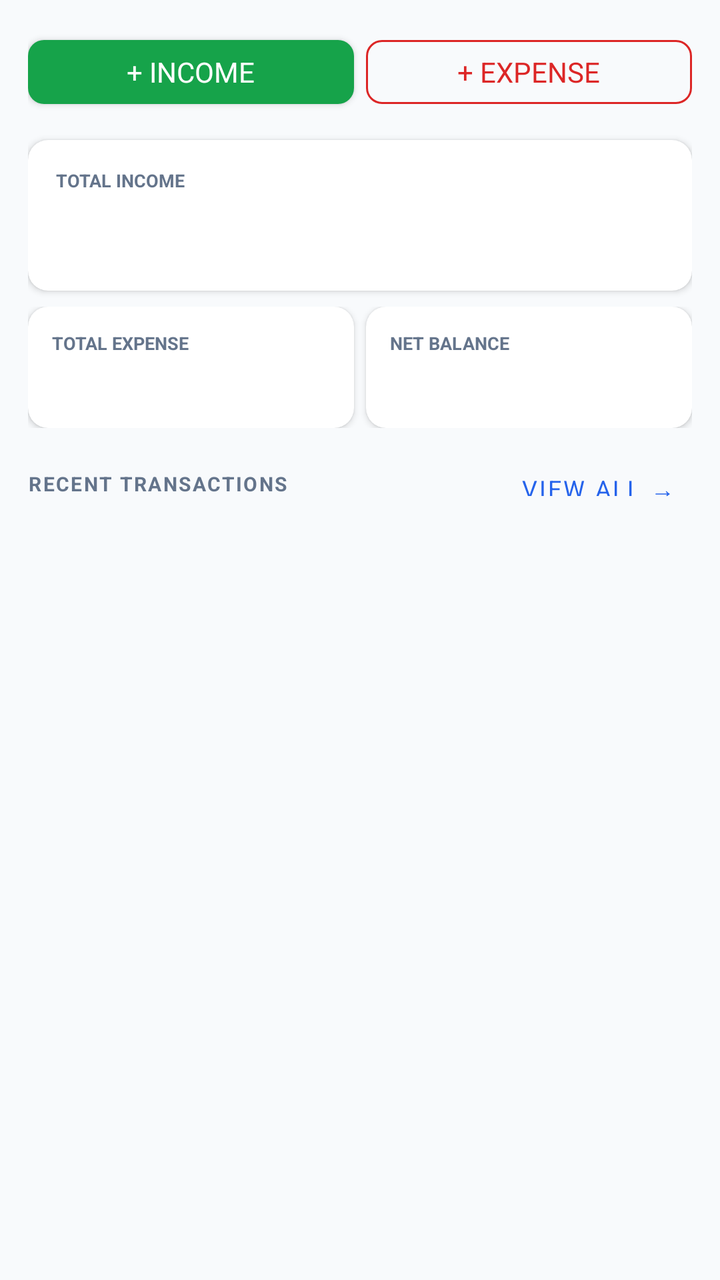
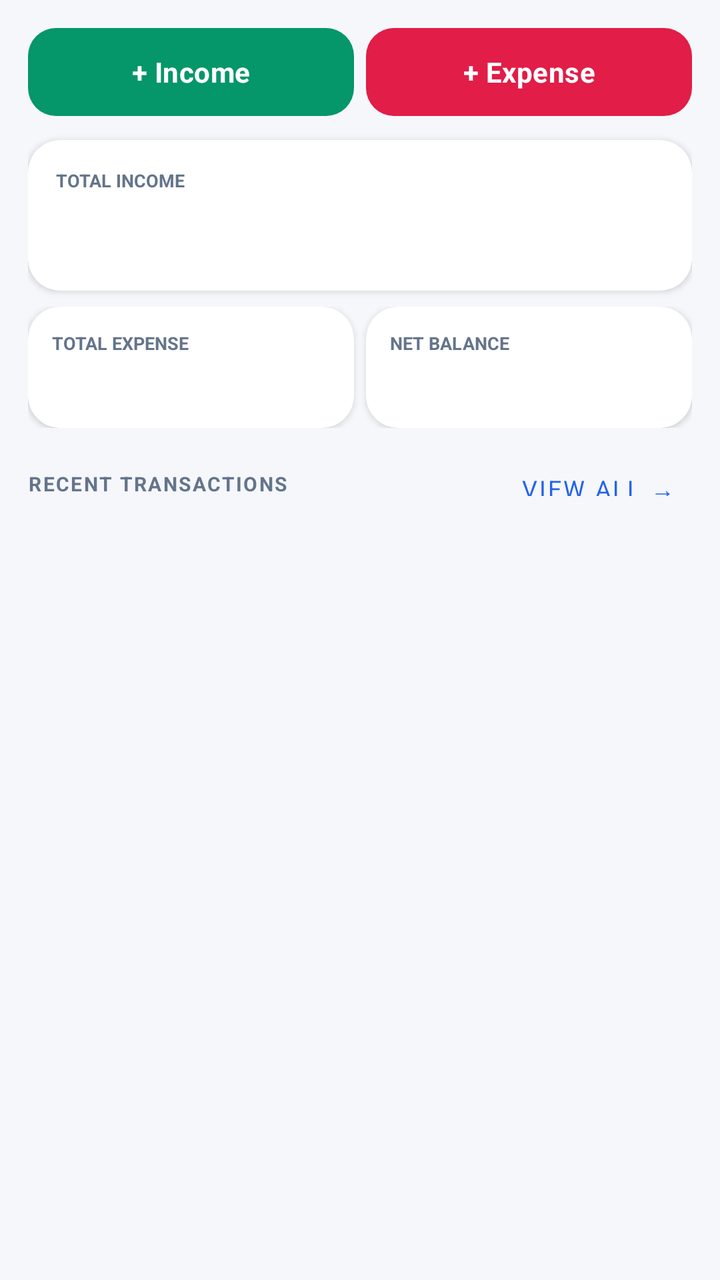

Before-and-after screenshots of an Android layout around one commit, followed by the original layout XML and the change that was made.
<!-- AndroidManifest.xml: application theme Theme.ExpenseOS -->
<!-- res/layout/fragment_dashboard.xml -->
<?xml version="1.0" encoding="utf-8"?>
<ScrollView xmlns:android="http://schemas.android.com/apk/res/android"
    android:layout_width="match_parent"
    android:layout_height="match_parent"
    android:background="@color/bg">

    <LinearLayout
        android:layout_width="match_parent"
        android:layout_height="wrap_content"
        android:orientation="vertical"
        android:padding="14dp">

        
        <TextView
            android:id="@+id/tvSyncStatus"
            android:layout_width="wrap_content"
            android:layout_height="wrap_content"
            android:textColor="@color/amber"
            android:textSize="12sp"
            android:background="#FEF9C3"
            android:paddingHorizontal="10dp"
            android:paddingVertical="4dp"
            android:layout_marginBottom="10dp"
            android:visibility="gone" />

        
        <LinearLayout
            android:layout_width="match_parent"
            android:layout_height="wrap_content"
            android:orientation="horizontal"
            android:layout_marginBottom="12dp">

            <Button
                android:id="@+id/btnAddIncomeDash"
                style="@style/BtnSuccess"
                android:layout_width="0dp"
                android:layout_weight="1"
                android:layout_height="44dp"
                android:text="+ Income"
                android:layout_marginEnd="6dp" />

            <Button
                android:id="@+id/btnAddExpenseDash"
                style="@style/BtnDanger"
                android:layout_width="0dp"
                android:layout_weight="1"
                android:layout_height="44dp"
                android:text="+ Expense" />
        </LinearLayout>

        
        <androidx.cardview.widget.CardView xmlns:app="http://schemas.android.com/apk/res-auto"
            android:layout_width="match_parent"
            android:layout_height="wrap_content"
            android:layout_marginBottom="8dp"
            app:cardCornerRadius="10dp"
            app:cardElevation="2dp">

            <LinearLayout
                android:layout_width="match_parent"
                android:layout_height="wrap_content"
                android:orientation="vertical"
                android:padding="14dp">

                <TextView
                    android:layout_width="wrap_content"
                    android:layout_height="wrap_content"
                    android:text="TOTAL INCOME"
                    android:textSize="9sp"
                    android:textColor="@color/text_muted"
                    android:textStyle="bold" />

                <TextView
                    android:id="@+id/tvDashIncome"
                    android:layout_width="wrap_content"
                    android:layout_height="wrap_content"
                    android:textSize="26sp"
                    android:textStyle="bold"
                    android:textColor="@color/green" />
            </LinearLayout>
        </androidx.cardview.widget.CardView>

        <LinearLayout
            android:layout_width="match_parent"
            android:layout_height="wrap_content"
            android:orientation="horizontal"
            android:layout_marginBottom="12dp">

            <androidx.cardview.widget.CardView xmlns:app="http://schemas.android.com/apk/res-auto"
                android:layout_width="0dp"
                android:layout_height="wrap_content"
                android:layout_weight="1"
                android:layout_marginEnd="6dp"
                app:cardCornerRadius="10dp"
                app:cardElevation="2dp">

                <LinearLayout
                    android:layout_width="match_parent"
                    android:layout_height="wrap_content"
                    android:orientation="vertical"
                    android:padding="12dp">

                    <TextView
                        android:layout_width="wrap_content"
                        android:layout_height="wrap_content"
                        android:text="TOTAL EXPENSE"
                        android:textSize="9sp"
                        android:textColor="@color/text_muted"
                        android:textStyle="bold" />

                    <TextView
                        android:id="@+id/tvDashExpense"
                        android:layout_width="wrap_content"
                        android:layout_height="wrap_content"
                        android:textSize="18sp"
                        android:textStyle="bold"
                        android:textColor="@color/red" />
                </LinearLayout>
            </androidx.cardview.widget.CardView>

            <androidx.cardview.widget.CardView xmlns:app="http://schemas.android.com/apk/res-auto"
                android:layout_width="0dp"
                android:layout_height="wrap_content"
                android:layout_weight="1"
                app:cardCornerRadius="10dp"
                app:cardElevation="2dp">

                <LinearLayout
                    android:layout_width="match_parent"
                    android:layout_height="wrap_content"
                    android:orientation="vertical"
                    android:padding="12dp">

                    <TextView
                        android:layout_width="wrap_content"
                        android:layout_height="wrap_content"
                        android:text="NET BALANCE"
                        android:textSize="9sp"
                        android:textColor="@color/text_muted"
                        android:textStyle="bold" />

                    <TextView
                        android:id="@+id/tvDashBalance"
                        android:layout_width="wrap_content"
                        android:layout_height="wrap_content"
                        android:textSize="18sp"
                        android:textStyle="bold"
                        android:textColor="@color/primary" />
                </LinearLayout>
            </androidx.cardview.widget.CardView>
        </LinearLayout>

        
        <LinearLayout
            android:layout_width="match_parent"
            android:layout_height="wrap_content"
            android:orientation="horizontal"
            android:gravity="center_vertical"
            android:layout_marginBottom="8dp">

            <TextView
                android:layout_width="0dp"
                android:layout_height="wrap_content"
                android:layout_weight="1"
                android:text="RECENT TRANSACTIONS"
                android:textSize="10sp"
                android:textStyle="bold"
                android:textColor="@color/text_muted"
                android:letterSpacing="0.08" />

            <Button
                android:id="@+id/btnViewAll"
                style="@style/Widget.MaterialComponents.Button.TextButton"
                android:layout_width="wrap_content"
                android:layout_height="32dp"
                android:text="View All →"
                android:textSize="12sp" />
        </LinearLayout>

        <androidx.recyclerview.widget.RecyclerView
            android:id="@+id/rvDashRecent"
            android:layout_width="match_parent"
            android:layout_height="wrap_content"
            android:nestedScrollingEnabled="false" />
    </LinearLayout>
</ScrollView>
<!-- resources referenced by this layout -->
<resources>
  <color name="bg">#F8FAFC</color>
  <color name="green">#16A34A</color>
  <color name="red">#DC2626</color>
  <style name="BtnDanger" parent="Widget.MaterialComponents.Button.OutlinedButton">
          <item name="strokeColor">@color/red</item>
          <item name="android:textColor">@color/red</item>
          <item name="cornerRadius">8dp</item>
          <item name="android:letterSpacing">0</item>
      </style>
  <style name="BtnSuccess" parent="Widget.MaterialComponents.Button">
          <item name="backgroundTint">@color/green</item>
          <item name="android:textColor">@color/white</item>
          <item name="cornerRadius">8dp</item>
          <item name="android:letterSpacing">0</item>
      </style>
  <style name="Theme.ExpenseOS" parent="Theme.MaterialComponents.Light.NoActionBar">
          <item name="colorPrimary">@color/primary</item>
          <item name="colorPrimaryDark">@color/primary_dark</item>
          <item name="colorAccent">@color/primary</item>
          <item name="android:windowBackground">@color/bg</item>
          <item name="android:fontFamily">sans-serif</item>
          <item name="android:statusBarColor">@color/primary_dark</item>
      </style>
  <!-- unchanged entries left out for length: 5 -->
</resources>

<!-- the commit's change to res/layout/fragment_dashboard.xml (unified diff, before → after) -->
@@ -17,7 +17,7 @@
             android:layout_height="wrap_content"
             android:textColor="@color/amber"
             android:textSize="12sp"
-            android:background="#FEF9C3"
+            android:background="@color/warning_bg"
             android:paddingHorizontal="10dp"
             android:paddingVertical="4dp"
             android:layout_marginBottom="10dp"
@@ -53,7 +53,7 @@
             android:layout_width="match_parent"
             android:layout_height="wrap_content"
             android:layout_marginBottom="8dp"
-            app:cardCornerRadius="10dp"
+            app:cardCornerRadius="16dp"
             app:cardElevation="2dp">
 
             <LinearLayout
@@ -91,7 +91,7 @@
                 android:layout_height="wrap_content"
                 android:layout_weight="1"
                 android:layout_marginEnd="6dp"
-                app:cardCornerRadius="10dp"
+                app:cardCornerRadius="16dp"
                 app:cardElevation="2dp">
 
                 <LinearLayout
@@ -122,7 +122,7 @@
                 android:layout_width="0dp"
                 android:layout_height="wrap_content"
                 android:layout_weight="1"
-                app:cardCornerRadius="10dp"
+                app:cardCornerRadius="16dp"
                 app:cardElevation="2dp">
 
                 <LinearLayout
<!-- resource entries referenced after the edit -->
@@ -1,27 +1,113 @@
 <!-- resources referenced by this layout -->
 <resources>
-  <color name="bg">#F8FAFC</color>
-  <color name="green">#16A34A</color>
-  <color name="red">#DC2626</color>
-  <style name="BtnDanger" parent="Widget.MaterialComponents.Button.OutlinedButton">
-          <item name="strokeColor">@color/red</item>
-          <item name="android:textColor">@color/red</item>
-          <item name="cornerRadius">8dp</item>
-          <item name="android:letterSpacing">0</item>
+  <color name="bg">#F5F7FB</color>
+  <color name="green">#059669</color>
+  <color name="red">#E11D48</color>
+  <color name="warning_bg">#FFFBEB</color>
+  <style name="BtnDanger" parent="BtnBase">
+          <item name="backgroundTint">@color/danger</item>
+          <item name="android:textColor">@color/white</item>
       </style>
-  <style name="BtnSuccess" parent="Widget.MaterialComponents.Button">
-          <item name="backgroundTint">@color/green</item>
+  <style name="BtnSuccess" parent="BtnBase">
+          <item name="backgroundTint">@color/success</item>
           <item name="android:textColor">@color/white</item>
-          <item name="cornerRadius">8dp</item>
-          <item name="android:letterSpacing">0</item>
       </style>
-  <style name="Theme.ExpenseOS" parent="Theme.MaterialComponents.Light.NoActionBar">
+  <style name="Theme.ExpenseOS" parent="Theme.MaterialComponents.DayNight.NoActionBar">
           <item name="colorPrimary">@color/primary</item>
+          <item name="colorPrimaryVariant">@color/primary_dark</item>
           <item name="colorPrimaryDark">@color/primary_dark</item>
+          <item name="colorOnPrimary">@color/on_primary</item>
+          <item name="colorSecondary">@color/secondary</item>
+          <item name="colorSecondaryVariant">@color/secondary_dark</item>
+          <item name="colorOnSecondary">@color/on_primary</item>
           <item name="colorAccent">@color/primary</item>
+          <item name="colorSurface">@color/surface</item>
+          <item name="colorOnSurface">@color/text</item>
+          <item name="colorOnBackground">@color/text</item>
+          <item name="colorError">@color/danger</item>
+          <item name="android:colorBackground">@color/bg</item>
           <item name="android:windowBackground">@color/bg</item>
+  
+          <item name="android:textColorPrimary">@color/text</item>
+          <item name="android:textColorSecondary">@color/text_muted</item>
+          <item name="android:textColorHint">@color/text_hint</item>
           <item name="android:fontFamily">sans-serif</item>
-          <item name="android:statusBarColor">@color/primary_dark</item>
+          <item name="fontFamily">sans-serif</item>
+  
+          
+          <item name="android:statusBarColor">@color/bg</item>
+          <item name="android:navigationBarColor">@color/nav_bg</item>
+          <item name="android:windowLightStatusBar">true</item>
+          <item name="android:windowLightNavigationBar" tools:targetApi="o_mr1">true</item>
+          <item name="android:forceDarkAllowed" tools:targetApi="q">false</item>
+  
+          
+          <item name="editTextStyle">@style/Widget.ExpenseOS.EditText</item>
+          <item name="materialAlertDialogTheme">@style/ThemeOverlay.ExpenseOS.Dialog</item>
+          <item name="bottomSheetDialogTheme">@style/ThemeOverlay.ExpenseOS.BottomSheet</item>
+          <item name="android:windowAnimationStyle">@style/Animation.ExpenseOS.Window</item>
+          <item name="android:windowActivityTransitions">true</item>
+          <item name="android:windowContentTransitions">true</item>
+      </style>
+  <style name="BtnBase" parent="Widget.MaterialComponents.Button">
+          <item name="android:textSize">@dimen/type_subtitle</item>
+          <item name="android:textStyle">bold</item>
+          <item name="android:letterSpacing">0.01</item>
+          <item name="android:textAllCaps">false</item>
+          <item name="android:minHeight">@dimen/touch_target</item>
+          <item name="android:insetTop">0dp</item>
+          <item name="android:insetBottom">0dp</item>
+          <item name="cornerRadius">14dp</item>
+          <item name="android:stateListAnimator">@null</item>
+      </style>
+  <color name="danger">#E11D48</color>
+  <color name="success">#059669</color>
+  <color name="on_primary">#FFFFFF</color>
+  <color name="secondary">#0F766E</color>
+  <color name="secondary_dark">#115E59</color>
+  <color name="surface">#FFFFFF</color>
+  <color name="text">#0F172A</color>
+  <color name="text_hint">#94A3B8</color>
+  <color name="nav_bg">#FFFFFF</color>
+  <style name="Widget.ExpenseOS.EditText" parent="Widget.AppCompat.EditText">
+          <item name="android:textSize">@dimen/type_body</item>
+          <item name="android:textColor">@color/text</item>
+          <item name="android:textColorHint">@color/text_hint</item>
+          <item name="android:paddingStart">14dp</item>
+          <item name="android:paddingEnd">14dp</item>
+          <item name="android:minHeight">@dimen/input_height</item>
+      </style>
+  <style name="ThemeOverlay.ExpenseOS.Dialog" parent="ThemeOverlay.MaterialComponents.MaterialAlertDialog">
+          <item name="colorPrimary">@color/primary</item>
+          <item name="colorSurface">@color/surface</item>
+          <item name="colorOnSurface">@color/text</item>
+          <item name="shapeAppearanceOverlay">@style/ShapeAppearance.ExpenseOS.Dialog</item>
+          <item name="android:windowMinWidthMajor">84%</item>
+          <item name="android:windowMinWidthMinor">84%</item>
+      </style>
+  <style name="ThemeOverlay.ExpenseOS.BottomSheet" parent="ThemeOverlay.MaterialComponents.BottomSheetDialog">
+          <item name="bottomSheetStyle">@style/Widget.ExpenseOS.BottomSheet</item>
+      </style>
+  <style name="Animation.ExpenseOS.Window" parent="@android:style/Animation.Activity">
+          <item name="android:activityOpenEnterAnimation">@anim/screen_enter</item>
+          <item name="android:activityOpenExitAnimation">@anim/screen_exit</item>
+          <item name="android:activityCloseEnterAnimation">@anim/screen_pop_enter</item>
+          <item name="android:activityCloseExitAnimation">@anim/screen_pop_exit</item>
+      </style>
+  <style name="ShapeAppearance.ExpenseOS.Dialog" parent="ShapeAppearance.MaterialComponents.MediumComponent">
+          <item name="cornerFamily">rounded</item>
+          <item name="cornerSize">26dp</item>
+      </style>
+  <style name="Widget.ExpenseOS.BottomSheet" parent="Widget.MaterialComponents.BottomSheet.Modal">
+          <item name="shapeAppearanceOverlay">@style/ShapeAppearance.ExpenseOS.Sheet</item>
+          <item name="backgroundTint">@color/surface</item>
+      </style>
+  <style name="ShapeAppearance.ExpenseOS.Sheet" parent="">
+          <item name="cornerFamily">rounded</item>
+          <item name="cornerSizeTopLeft">26dp</item>
+          <item name="cornerSizeTopRight">26dp</item>
+          <item name="cornerSizeBottomLeft">0dp</item>
+          <item name="cornerSizeBottomRight">0dp</item>
       </style>
   <!-- unchanged entries left out for length: 5 -->
 </resources>
